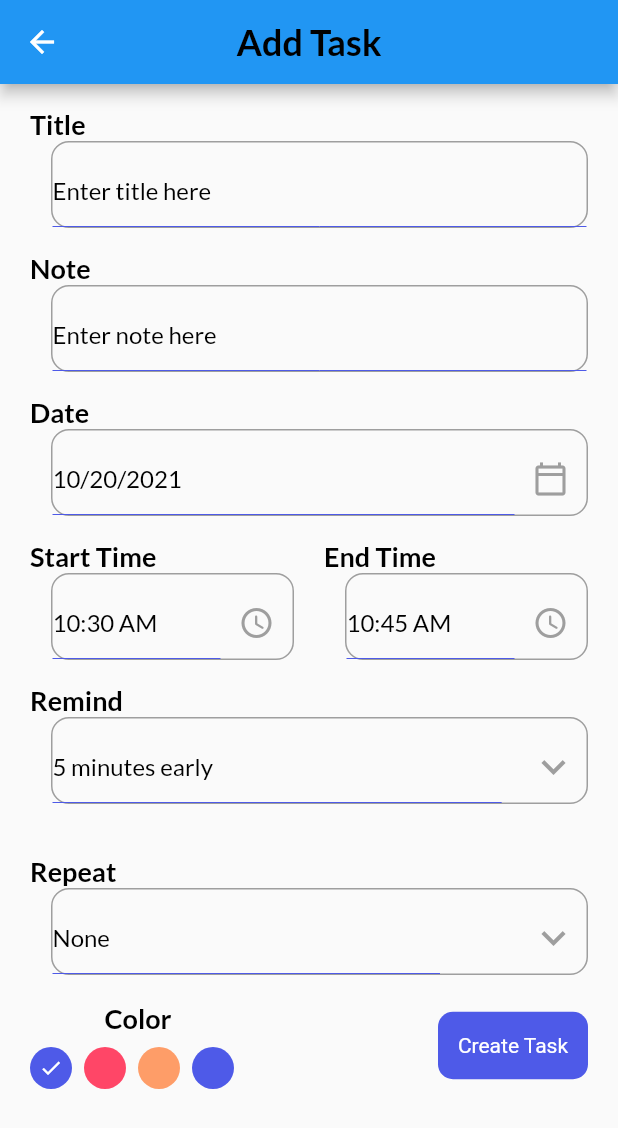
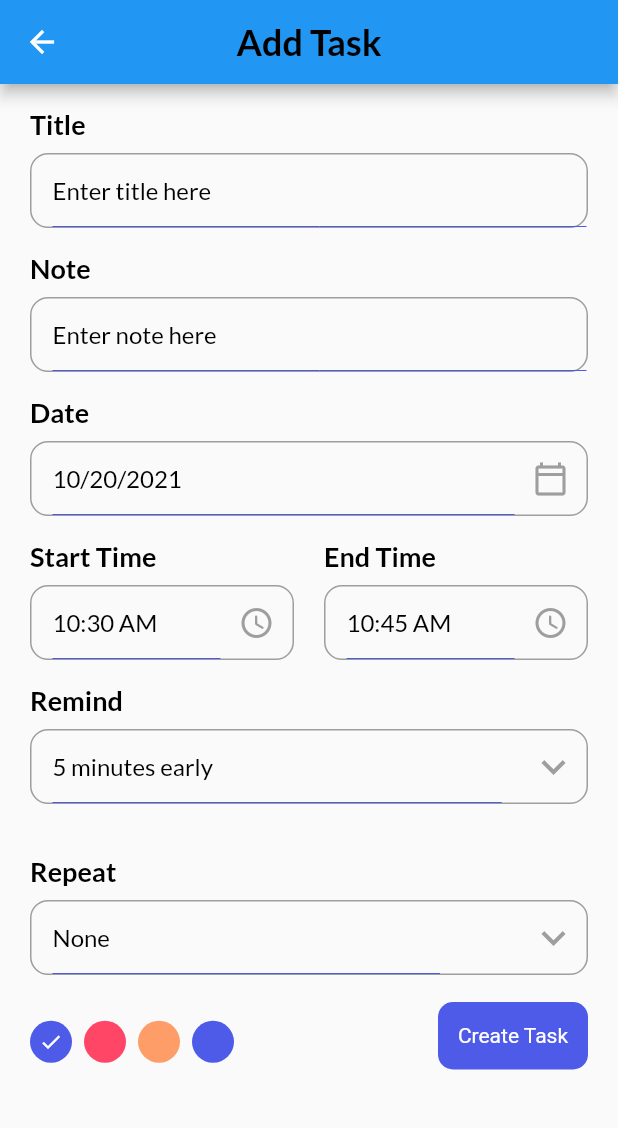
Before and after one commit to HowkMii/Todo-Mii, a Flutter app: the AddTaskPage screen opened directly, on a phone screen of 412 x 824 dp. Shown: the top 1128 px of the screen. Run offline on Flutter 3.47's test engine with Material 2 defaults, Android fonts, the phone set to English and light mode, and no system bars; our stand-ins replace get, get_storage, google_fonts; accounts and stored records are empty.

Commit message:
add task screen 2

```diff
--- a/lib/ui/pages/add_task_page.dart
+++ b/lib/ui/pages/add_task_page.dart
@@ -156,7 +156,7 @@ class _AddTaskPageState extends State<AddTaskPage> {
   Column _colorPalette() {
     return Column(
                   children: [
-                    Text('Color',style: titleStyle,),
+
                     const SizedBox(height: 8,),
                     Wrap(
                       children:  List<Widget>.generate(4, (index) =>
--- a/lib/ui/widgets/input_field.dart
+++ b/lib/ui/widgets/input_field.dart
@@ -20,8 +20,8 @@ class InputField extends StatelessWidget {
         children: [
           Text(title,style: titleStyle,),
           Container(
-            padding: const EdgeInsets.only(top: 8),
-            margin: const EdgeInsets.only(left: 14),
+            padding: const EdgeInsets.only(left: 14),
+            margin: const EdgeInsets.only(top: 8,),
 
            decoration: BoxDecoration(
               borderRadius: BorderRadius.circular(12),
```
